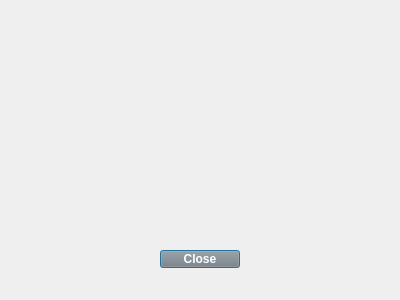
Qt form src/Application/ScannerDialog/scandialog.ui (nabeelsiddiqui314/point_of_sale) before a commit.
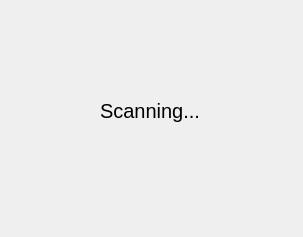
The same form after that commit.

Diff of the .ui file:
```diff
--- a/src/Application/ScannerDialog/scandialog.ui
+++ b/src/Application/ScannerDialog/scandialog.ui
@@ -6,30 +6,28 @@
    <rect>
     <x>0</x>
     <y>0</y>
-    <width>400</width>
-    <height>300</height>
+    <width>303</width>
+    <height>237</height>
    </rect>
   </property>
   <property name="windowTitle">
    <string>Dialog</string>
   </property>
-  <widget class="QPushButton" name="pushButton">
+  <widget class="QLabel" name="label">
    <property name="geometry">
     <rect>
-     <x>160</x>
-     <y>250</y>
-     <width>80</width>
-     <height>18</height>
+     <x>100</x>
+     <y>90</y>
+     <width>121</width>
+     <height>41</height>
     </rect>
    </property>
    <property name="styleSheet">
-    <string notr="true">color:white;
-background-color:grey;
-font: bold
-</string>
+    <string notr="true">font-size: 20px;
+border-raidus:5px;</string>
    </property>
    <property name="text">
-    <string>Close</string>
+    <string>Scanning...</string>
    </property>
   </widget>
  </widget>
```
